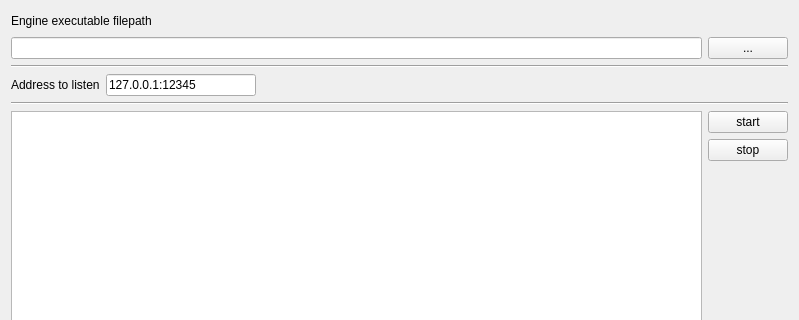
The window that unp-server/mainwindow.ui (rasimv/uci-network-proxy) describes before a commit, drawn with Qt 5; both pictures show x 0 to 799 and y 0 to 320 of the 799 by 606 pixel window.
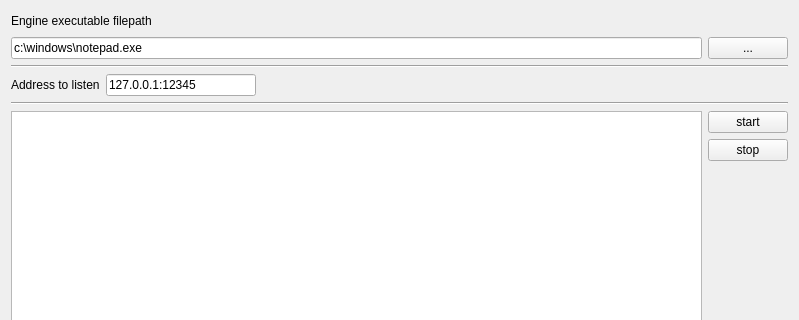
The same window after the commit.

```diff
--- a/unp-server/mainwindow.ui
+++ b/unp-server/mainwindow.ui
@@ -43,7 +43,11 @@
      <item>
       <layout class="QHBoxLayout" name="horizontalLayout_2">
        <item>
-        <widget class="QLineEdit" name="lineEdit_engineExecutableFilepath"/>
+        <widget class="QLineEdit" name="lineEdit_engineExecutableFilepath">
+         <property name="text">
+          <string>c:\windows\notepad.exe</string>
+         </property>
+        </widget>
        </item>
        <item>
         <widget class="QPushButton" name="pushButton_engineExecutableFilepath">
```
